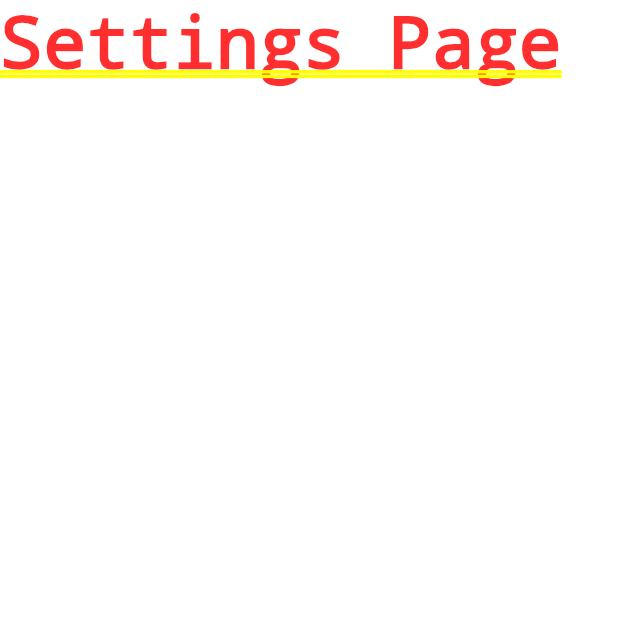
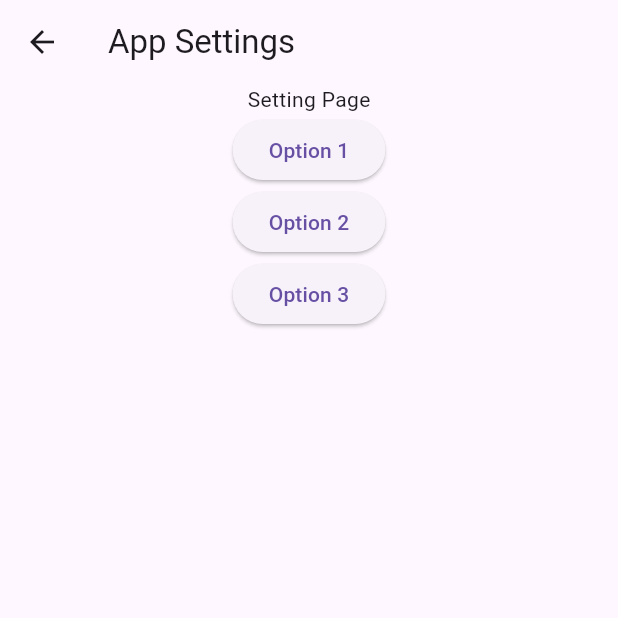
Before and after one commit to DMIT-2504/dmit2504-1233-workbook-nathanhumphrey, a Flutter app: the screen it shows after launch, after a tap on the "settings" icon, on a phone screen of 412 x 824 dp, the top half of it. Run offline on Flutter 3.47's test engine with Material 3 defaults, Android fonts, the phone set to English and light mode, and no system bars.

Commit message:
Complete nested navigation

```diff
--- a/week_05_nested_navigation/lib/main.dart
+++ b/week_05_nested_navigation/lib/main.dart
@@ -1,5 +1,7 @@
 import 'package:flutter/material.dart';
 import 'package:week_05_nested_navigation/pages/home_page.dart';
+import 'package:week_05_nested_navigation/pages/settings/settings_manager.dart';
+import 'package:week_05_nested_navigation/pages/settings/settings_page.dart';
 import 'package:week_05_nested_navigation/routes.dart';
 
 void main() {
@@ -20,7 +22,7 @@ class MainApp extends StatelessWidget {
             page = const HomePage();
             break;
           case settingsHomeRoute:
-            page = const Text('Settings Page'); // TODO: Get rid of this
+            page = const SettingsManager();
             break;
           default:
             throw Exception('Unknown route: ${settings.name}');
--- /dev/null
+++ b/week_05_nested_navigation/lib/pages/settings/routes.dart
@@ -0,0 +1,4 @@
+const settingsOption1Route = 'option1';
+const settingsOption2Route = 'option2';
+const settingsOption3Route = 'option3';
+const settingsHomeRoute = 'settings_page';
--- /dev/null
+++ b/week_05_nested_navigation/lib/pages/settings/settings_manager.dart
@@ -0,0 +1,75 @@
+import 'package:flutter/cupertino.dart';
+import 'package:flutter/material.dart';
+import 'package:flutter/widgets.dart';
+import 'package:week_05_nested_navigation/pages/settings/option1_page.dart';
+import 'package:week_05_nested_navigation/pages/settings/option2_page.dart';
+import 'package:week_05_nested_navigation/pages/settings/option3_page.dart';
+import 'package:week_05_nested_navigation/pages/settings/routes.dart';
+import 'package:week_05_nested_navigation/pages/settings/settings_page.dart';
+
+class SettingsManager extends StatefulWidget {
+  final String optionPageRoute;
+
+  const SettingsManager({this.optionPageRoute = settingsHomeRoute, super.key});
+
+  @override
+  State<SettingsManager> createState() => _SettingsManagerState();
+}
+
+class _SettingsManagerState extends State<SettingsManager> {
+  final _navigatorKey = GlobalKey<NavigatorState>();
+
+  @override
+  Widget build(BuildContext context) {
+    return Scaffold(
+      appBar: _buildAppBar(),
+      body: Navigator(
+        key: _navigatorKey,
+        onGenerateRoute: _onGenerateRoute,
+        initialRoute: widget.optionPageRoute,
+      ),
+    );
+  }
+
+  PreferredSizeWidget _buildAppBar() {
+    return AppBar(
+      title: const Text('App Settings'),
+      leading: IconButton(
+        icon: const Icon(Icons.arrow_back),
+        onPressed: () {
+          if (_navigatorKey.currentState!.canPop()) {
+            _navigatorKey.currentState!.pop();
+          } else {
+            Navigator.of(context).pop();
+          }
+        },
+      ),
+    );
+  }
+
+  Route _onGenerateRoute(RouteSettings settings) {
+    late Widget page;
+
+    switch (settings.name) {
+      case settingsHomeRoute:
+        page = const SettingsPage();
+        break;
+      case settingsOption1Route:
+        page = const Option1Page();
+        break;
+      case settingsOption2Route:
+        page = const Option2Page();
+        break;
+      case settingsOption3Route:
+        page = const Option3Page();
+        break;
+    }
+
+    return MaterialPageRoute(
+      builder: (context) {
+        return page;
+      },
+      settings: settings,
+    );
+  }
+}
--- /dev/null
+++ b/week_05_nested_navigation/lib/pages/settings/settings_page.dart
@@ -0,0 +1,37 @@
+import 'package:flutter/material.dart';
+import 'package:week_05_nested_navigation/pages/settings/routes.dart';
+
+class SettingsPage extends StatelessWidget {
+  const SettingsPage({super.key});
+
+  @override
+  Widget build(BuildContext context) {
+    return Scaffold(
+      body: Center(
+        child: Column(
+          children: <Widget>[
+            const Text('Setting Page'),
+            ElevatedButton(
+              onPressed: () {
+                Navigator.of(context).pushNamed(settingsOption1Route);
+              },
+              child: const Text('Option 1'),
+            ),
+            ElevatedButton(
+              onPressed: () {
+                Navigator.of(context).pushNamed(settingsOption2Route);
+              },
+              child: const Text('Option 2'),
+            ),
+            ElevatedButton(
+              onPressed: () {
+                Navigator.of(context).pushNamed(settingsOption3Route);
+              },
+              child: const Text('Option 3'),
+            ),
+          ],
+        ),
+      ),
+    );
+  }
+}
```
Also changed, not shown: week_05_nested_navigation/lib/pages/settings/option1_page.dart (added, +14 -0 lines), week_05_nested_navigation/lib/pages/settings/option2_page.dart (added, +14 -0 lines), week_05_nested_navigation/lib/pages/settings/option3_page.dart (added, +14 -0 lines).
